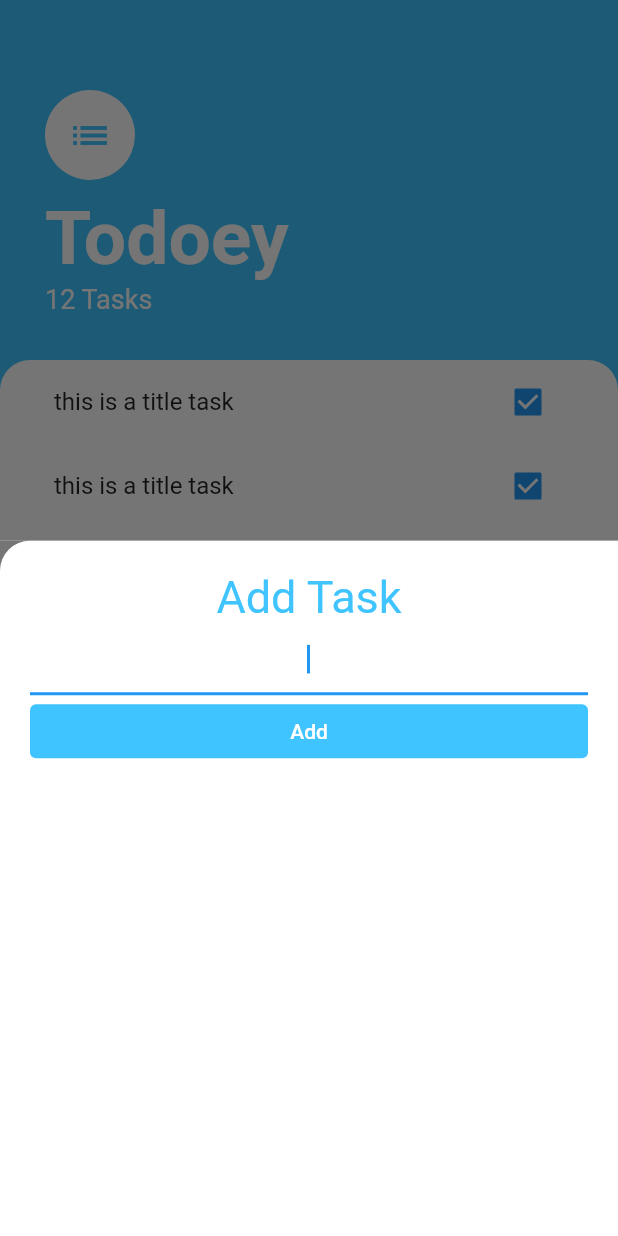
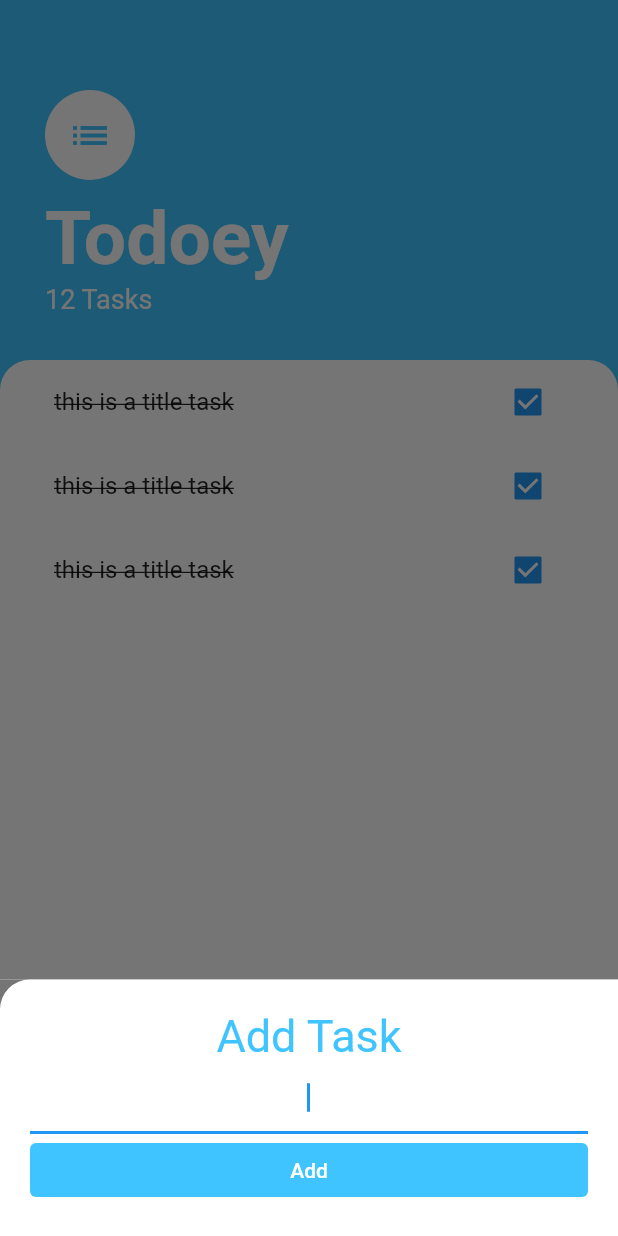
Before and after one commit to eloketobe/todoey, a Flutter app: the screen it shows after launch, after a tap on the "add" icon, on a phone screen of 412 x 824 dp. Run offline on Flutter 3.47's test engine with Material 2 defaults, Android fonts, the phone set to English and light mode, and no system bars.

```diff
--- a/lib/screens/task_screen.dart
+++ b/lib/screens/task_screen.dart
@@ -11,8 +11,10 @@ class TasksScreen extends StatelessWidget {
       floatingActionButton: FloatingActionButton(
         onPressed: () {
           showModalBottomSheet(
+            isScrollControlled: true,
             context: context,
-            builder: (BuildContext context) => AddTaskScreen(),
+            builder: (BuildContext context) =>
+                SingleChildScrollView(child: AddTaskScreen()),
           );
         },
         backgroundColor: Colors.lightBlueAccent,
--- a/lib/widgets/task_tile.dart
+++ b/lib/widgets/task_tile.dart
@@ -1,14 +1,48 @@
 import 'package:flutter/material.dart';
 
-class TaskTile extends StatelessWidget {
+class TaskTile extends StatefulWidget {
+  @override
+  _TaskTileState createState() => _TaskTileState();
+}
+
+class _TaskTileState extends State<TaskTile> {
+  bool isChecked = true;
   @override
   Widget build(BuildContext context) {
     return ListTile(
-      title: Text('this is a title task'),
-      trailing: Checkbox(
-        value: true,
-        onChanged: (newValue) {},
+      title: Text(
+        'this is a title task',
+        style: TextStyle(
+            decoration: isChecked ? TextDecoration.lineThrough : null),
+      ),
+      trailing: TaskCheckBox(
+        checkBoxState: isChecked,
+        toggleCheckBoxState: (bool? checkBoxState) {
+          if (checkBoxState != null) {
+            setState(() {
+              isChecked = checkBoxState;
+            });
+          }
+        },
       ),
     );
   }
 }
+
+class TaskCheckBox extends StatelessWidget {
+  final bool checkBoxState;
+  final void Function(bool?)? toggleCheckBoxState;
+  TaskCheckBox(
+      {required this.checkBoxState, required this.toggleCheckBoxState});
+
+  @override
+  Widget build(BuildContext context) {
+    return Checkbox(value: checkBoxState, onChanged: toggleCheckBoxState);
+  }
+}
+
+// (bool checkBoxState) {
+// setState(() {
+// isChecked = checkBoxState;
+// });
+// },
```
